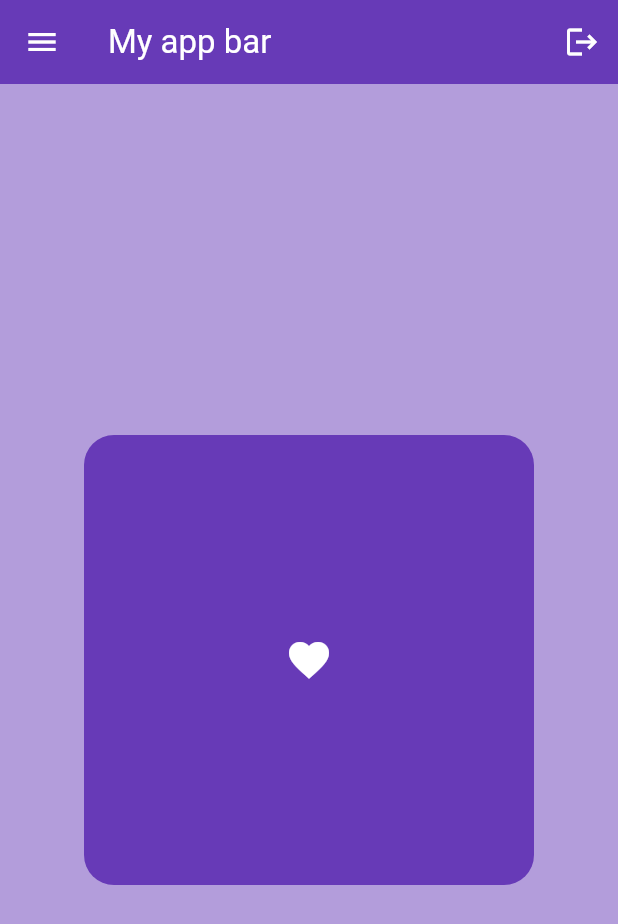
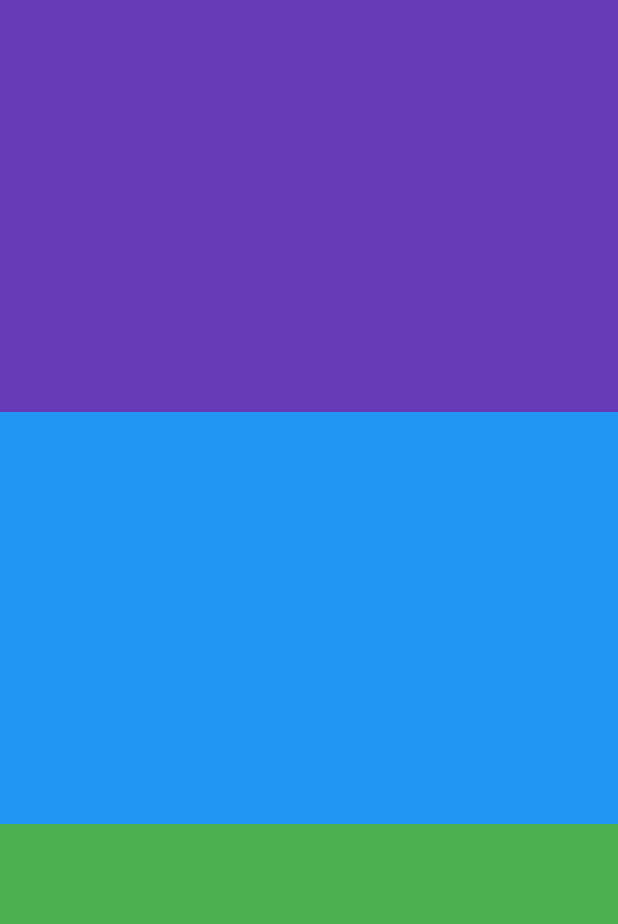
Before and after one commit to Masyak95/my_app, a Flutter app: the screen it shows after launch, on a phone screen of 412 x 824 dp. Shown: the top 924 px of the screen. Run offline on Flutter 3.47's test engine with Material 3 defaults, Android fonts, the phone set to English and light mode, and no system bars.

Commit message:
expanded

```diff
--- a/lib/main.dart
+++ b/lib/main.dart
@@ -1,4 +1,6 @@
+import 'package:flutter/cupertino.dart';
 import 'package:flutter/material.dart';
+import 'package:flutter/widgets.dart';
 
 void main() {
   runApp(const MyApp());
@@ -12,40 +14,22 @@ class MyApp extends StatelessWidget {
     return MaterialApp(
       debugShowCheckedModeBanner: false,
       home: Scaffold(
-        backgroundColor: Colors.deepPurple[200],
-        appBar: AppBar(
-          backgroundColor: Colors.deepPurple,
-          leading: Icon(
-            Icons.menu,
-            color: Colors.white,
-          ),
-          title: Text(
-            "My app bar",
-            style: TextStyle(color: Colors.white),
-          ),
-          actions: <Widget>[ // Исправлено: actions должен быть списком виджетов
-            IconButton(
-              onPressed: () {},
-              icon: Icon(Icons.logout),
-              color: Colors.white,
+        body: Column(
+          children: [
+            Expanded(
+              child: Container(
+                color: Colors.deepPurple,
+              ),
+            ),Expanded(
+              child: Container(
+                color: Colors.blue,
+              ),
+            ),Expanded(
+              child: Container(
+                color: Colors.green,
+              ),
             ),
           ],
-        ),
-        body: Center(
-          child: Container(
-            height: 300,
-            width: 300,
-            decoration: BoxDecoration(
-              color: Colors.deepPurple,
-              borderRadius: BorderRadius.circular(20),
-            ),
-            padding: EdgeInsets.all(25),
-            child: const Icon(
-              Icons.favorite,
-              color: Colors.white,
-              size: 32,
-            ),
-          ),
         ),
       ),
     );
```
